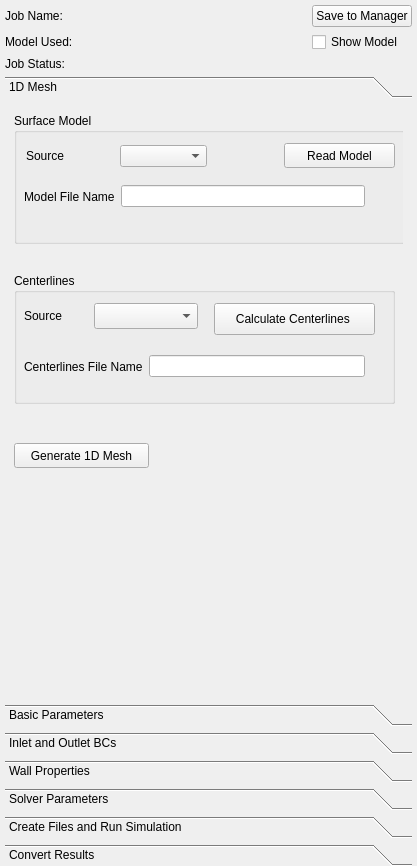
This is Code/Source/sv4gui/Plugins/org.sv.gui.qt.simulation1d/sv4gui_SimulationView1d.ui in SimVascular/SimVascular as Qt 5 draws it before an edit. The edited form follows.
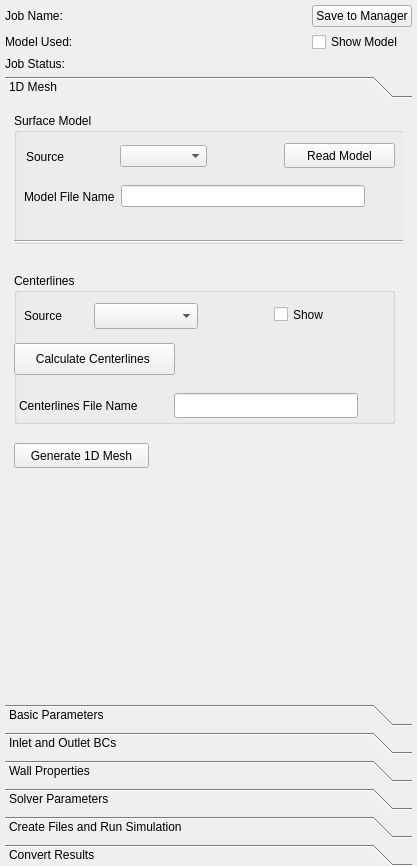
This is the edited form. Custom widgets are drawn as their Qt base class.

Commit message: Add display of centerlines, 1d mesh, ...

What changed in the file:
```diff
--- a/Code/Source/sv4gui/Plugins/org.sv.gui.qt.simulation1d/sv4gui_SimulationView1d.ui
+++ b/Code/Source/sv4gui/Plugins/org.sv.gui.qt.simulation1d/sv4gui_SimulationView1d.ui
@@ -171,7 +171,7 @@
            <x>0</x>
            <y>0</y>
            <width>407</width>
-           <height>552</height>
+           <height>564</height>
           </rect>
          </property>
          <attribute name="label">
@@ -240,13 +240,13 @@
                </item>
               </layout>
              </widget>
-             <widget class="QWidget" name="">
+             <widget class="QWidget" name="layoutWidget">
               <property name="geometry">
                <rect>
                 <x>12</x>
                 <y>30</y>
                 <width>181</width>
-                <height>26</height>
+                <height>27</height>
                </rect>
               </property>
               <layout class="QHBoxLayout" name="horizontalLayout_11">
@@ -262,6 +262,19 @@
                </item>
               </layout>
              </widget>
+             <widget class="Line" name="line">
+              <property name="geometry">
+               <rect>
+                <x>0</x>
+                <y>120</y>
+                <width>391</width>
+                <height>16</height>
+               </rect>
+              </property>
+              <property name="orientation">
+               <enum>Qt::Horizontal</enum>
+              </property>
+             </widget>
             </widget>
             <widget class="QGroupBox" name="groupBox_2">
              <property name="geometry">
@@ -269,7 +282,7 @@
                <x>0</x>
                <y>160</y>
                <width>381</width>
-               <height>131</height>
+               <height>151</height>
               </rect>
              </property>
              <property name="title">
@@ -301,8 +314,8 @@
              <widget class="QPushButton" name="readCenterlinesPushButton">
               <property name="geometry">
                <rect>
-                <x>230</x>
-                <y>30</y>
+                <x>0</x>
+                <y>70</y>
                 <width>124</width>
                 <height>25</height>
                </rect>
@@ -311,33 +324,11 @@
                <string>Read Centerlines</string>
               </property>
              </widget>
-             <widget class="QWidget" name="layoutWidget">
-              <property name="geometry">
-               <rect>
-                <x>10</x>
-                <y>80</y>
-                <width>341</width>
-                <height>27</height>
-               </rect>
-              </property>
-              <layout class="QHBoxLayout" name="horizontalLayout_14">
-               <item>
-                <widget class="QLabel" name="centerlinesFileNameLabel">
-                 <property name="text">
-                  <string>Centerlines File Name</string>
-                 </property>
-                </widget>
-               </item>
-               <item>
-                <widget class="QLineEdit" name="centerlinesFileNameLineEdit"/>
-               </item>
-              </layout>
-             </widget>
              <widget class="QPushButton" name="calculateCenterlinesPushButton">
               <property name="geometry">
                <rect>
-                <x>200</x>
-                <y>30</y>
+                <x>0</x>
+                <y>70</y>
                 <width>161</width>
                 <height>32</height>
                </rect>
@@ -346,6 +337,42 @@
                <string>Calculate Centerlines </string>
               </property>
              </widget>
+             <widget class="QLineEdit" name="centerlinesFileNameLineEdit">
+              <property name="geometry">
+               <rect>
+                <x>160</x>
+                <y>120</y>
+                <width>184</width>
+                <height>25</height>
+               </rect>
+              </property>
+             </widget>
+             <widget class="QLabel" name="centerlinesFileNameLabel">
+              <property name="geometry">
+               <rect>
+                <x>5</x>
+                <y>120</y>
+                <width>149</width>
+                <height>25</height>
+               </rect>
+              </property>
+              <property name="text">
+               <string>Centerlines File Name</string>
+              </property>
+             </widget>
+             <widget class="QCheckBox" name="showCenterLinesCheckBox">
+              <property name="geometry">
+               <rect>
+                <x>260</x>
+                <y>30</y>
+                <width>92</width>
+                <height>23</height>
+               </rect>
+              </property>
+              <property name="text">
+               <string>Show</string>
+              </property>
+             </widget>
             </widget>
            </widget>
           </item>
```
Left out of the diff: 12 changed lines with no effect on the pictures. The commit also changes 7 other files.
